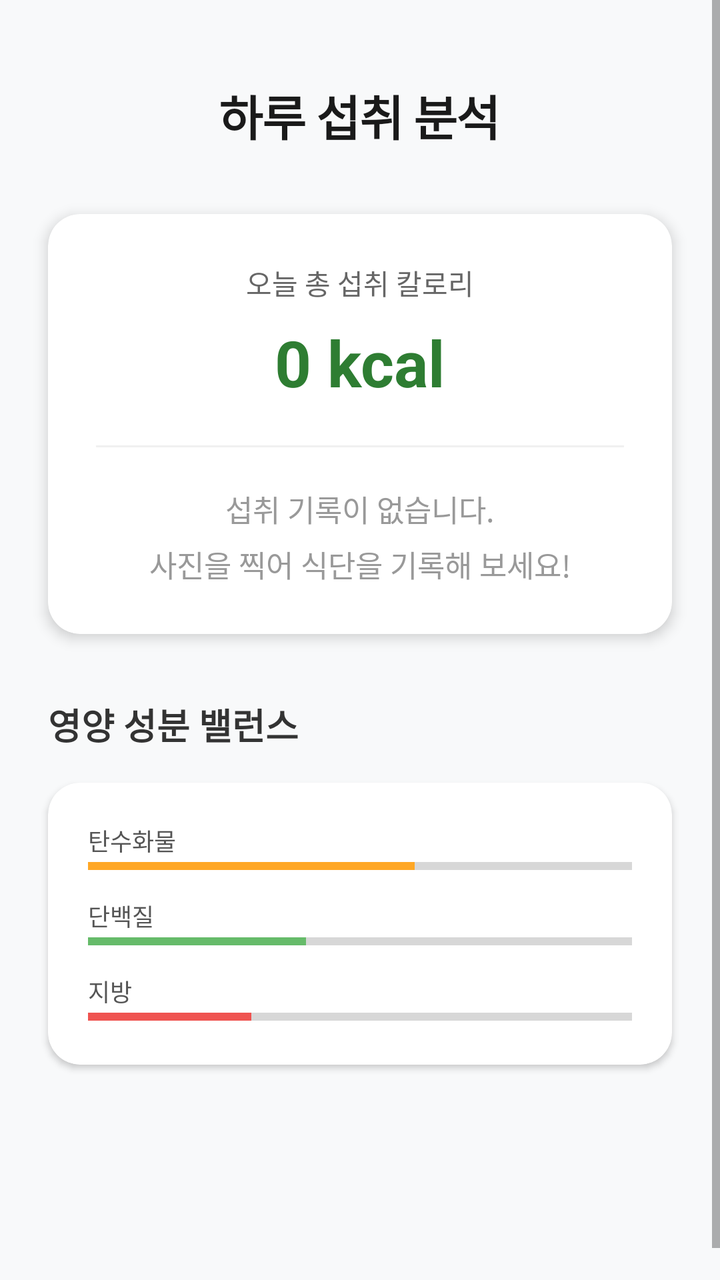
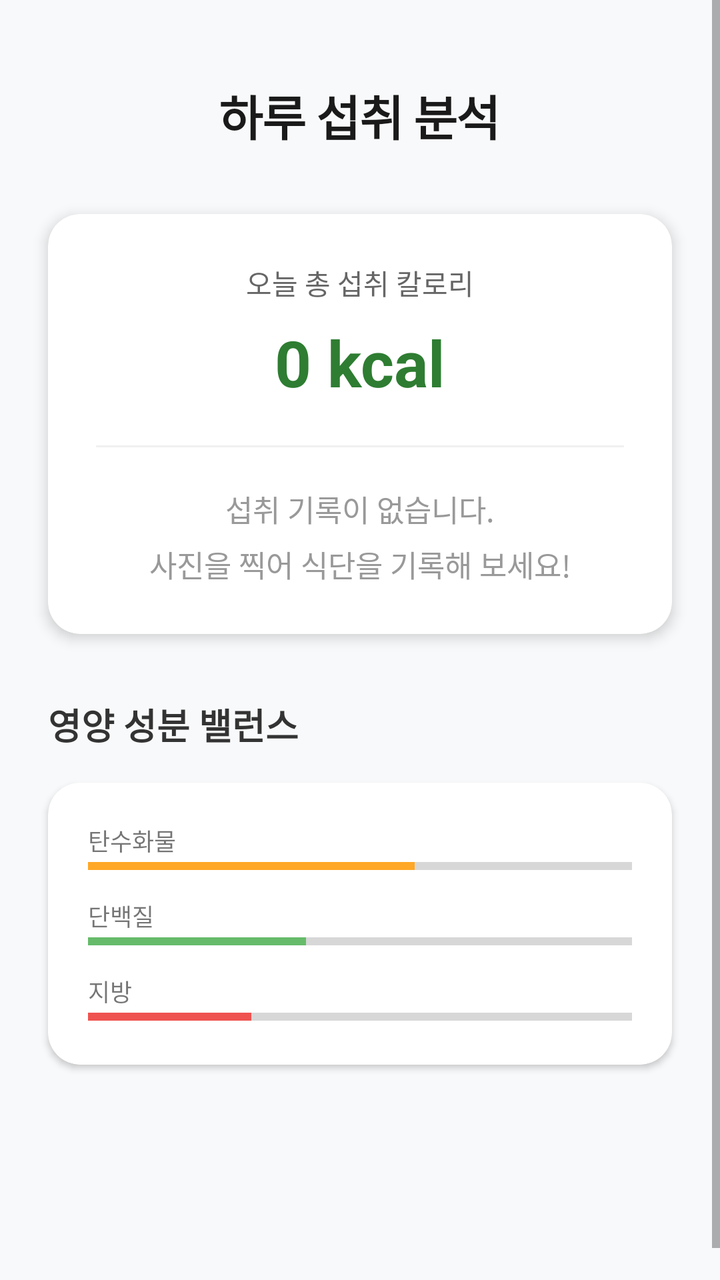

An Android layout rendered at two revisions. The XML below is the earlier revision; the diff shows what the commit changed to produce the second picture.
<!-- AndroidManifest.xml: application theme Theme.NutritionPredictorApp -->
<!-- res/layout/fragment_log.xml -->
<?xml version="1.0" encoding="utf-8"?>
<ScrollView xmlns:android="http://schemas.android.com/apk/res/android"
    xmlns:app="http://schemas.android.com/apk/res-auto"
    xmlns:tools="http://schemas.android.com/tools"
    android:layout_width="match_parent"
    android:layout_height="match_parent"
    android:fillViewport="true"
    android:background="#F8F9FA"
    android:clipToPadding="false"
    android:clipChildren="false"
    tools:context=".ui.log.LogFragment">

    <LinearLayout
        android:layout_width="match_parent"
        android:layout_height="wrap_content"
        android:gravity="center_horizontal"
        android:orientation="vertical"
        android:padding="24dp"
        android:clipToPadding="false"
        android:clipChildren="false">

        
        <TextView
            android:id="@+id/tv_log"
            android:layout_width="wrap_content"
            android:layout_height="wrap_content"
            android:layout_marginTop="16dp"
            android:layout_marginBottom="32dp"
            android:text="하루 섭취 분석"
            android:textColor="#1A1A1A"
            android:textSize="24sp"
            android:textStyle="bold"
            android:letterSpacing="-0.02" />

        
        <androidx.cardview.widget.CardView
            android:layout_width="match_parent"
            android:layout_height="wrap_content"
            app:cardCornerRadius="16dp"
            app:cardElevation="4dp"
            app:cardBackgroundColor="#FFFFFF">

            <LinearLayout
                android:layout_width="match_parent"
                android:layout_height="wrap_content"
                android:orientation="vertical"
                android:padding="24dp"
                android:gravity="center">

                <TextView
                    android:id="@+id/tv_today_intake"
                    android:layout_width="wrap_content"
                    android:layout_height="wrap_content"
                    android:text="오늘 총 섭취 칼로리"
                    android:textColor="#666666"
                    android:textSize="14sp" />

                
                <TextView
                    android:id="@+id/tv_today_calories"
                    android:layout_width="wrap_content"
                    android:layout_height="wrap_content"
                    android:layout_marginTop="8dp"
                    android:text="0 kcal"
                    android:textColor="#2E7D32"
                    android:textSize="32sp"
                    android:textStyle="bold" />

                <View
                    android:layout_width="match_parent"
                    android:layout_height="1dp"
                    android:background="#F0F0F0"
                    android:layout_marginVertical="20dp" />

                <TextView
                    android:id="@+id/tv_load_info"
                    android:layout_width="match_parent"
                    android:layout_height="wrap_content"
                    android:gravity="center"
                    android:lineSpacingExtra="6dp"
                    android:text="섭취 기록이 없습니다.\n사진을 찍어 식단을 기록해 보세요!"
                    android:textColor="#999999"
                    android:textSize="15sp" />

                <TextView
                    android:id="@+id/tv_today_food"
                    android:layout_width="wrap_content"
                    android:layout_height="wrap_content"
                    android:layout_marginTop="16dp"
                    android:text="오늘 먹은 음식 확인하기"
                    android:textColor="#4CAF50"
                    android:textStyle="bold"
                    android:textSize="15sp"
                    android:visibility="gone"
                    tools:visibility="visible" />

            </LinearLayout>
        </androidx.cardview.widget.CardView>

        
        <LinearLayout
            android:layout_width="match_parent"
            android:layout_height="wrap_content"
            android:layout_marginTop="32dp"
            android:orientation="vertical">

            <TextView
                android:layout_width="wrap_content"
                android:layout_height="wrap_content"
                android:text="영양 성분 밸런스"
                android:textColor="#333333"
                android:textSize="18sp"
                android:textStyle="bold"
                android:layout_marginBottom="16dp"
                android:layout_gravity="start"/>

            
            <androidx.cardview.widget.CardView
                android:layout_width="match_parent"
                android:layout_height="wrap_content"
                app:cardCornerRadius="16dp"
                app:cardElevation="2dp">

                <LinearLayout
                    android:layout_width="match_parent"
                    android:layout_height="wrap_content"
                    android:orientation="vertical"
                    android:padding="20dp">

                    
                    <TextView android:layout_width="wrap_content" android:layout_height="wrap_content" android:text="탄수화물" android:textSize="12sp" android:textColor="#555"/>
                    <ProgressBar style="?android:attr/progressBarStyleHorizontal" android:layout_width="match_parent" android:layout_height="8dp" android:progress="60" android:progressTint="#FFA726" android:layout_marginBottom="12dp"/>

                    
                    <TextView android:layout_width="wrap_content" android:layout_height="wrap_content" android:text="단백질" android:textSize="12sp" android:textColor="#555"/>
                    <ProgressBar style="?android:attr/progressBarStyleHorizontal" android:layout_width="match_parent" android:layout_height="8dp" android:progress="40" android:progressTint="#66BB6A" android:layout_marginBottom="12dp"/>

                    
                    <TextView android:layout_width="wrap_content" android:layout_height="wrap_content" android:text="지방" android:textSize="12sp" android:textColor="#555"/>
                    <ProgressBar style="?android:attr/progressBarStyleHorizontal" android:layout_width="match_parent" android:layout_height="8dp" android:progress="30" android:progressTint="#EF5350"/>

                </LinearLayout>
            </androidx.cardview.widget.CardView>
        </LinearLayout>

        
        <View
            android:layout_width="match_parent"
            android:layout_height="100dp" />

    </LinearLayout>
</ScrollView>
<!-- resources referenced by this layout -->
<resources>
  <style name="Theme.NutritionPredictorApp" parent="Theme.MaterialComponents.DayNight.DarkActionBar">
          
          <item name="colorPrimary">@color/purple_500</item>
          <item name="colorPrimaryVariant">@color/purple_700</item>
          <item name="colorOnPrimary">@color/white</item>
          
          <item name="colorSecondary">@color/teal_200</item>
          <item name="colorSecondaryVariant">@color/teal_700</item>
          <item name="colorOnSecondary">@color/black</item>
          
          <item name="android:statusBarColor">?attr/colorPrimaryVariant</item>
          
      </style>
  <color name="purple_500">#4CAF50</color>
  <color name="purple_700">#4CAF50</color>
  <color name="white">#FFFFFFFF</color>
  <color name="teal_200">#FF03DAC5</color>
  <color name="teal_700">#FF018786</color>
  <color name="black">#FF000000</color>
</resources>

<!-- the commit's change to res/layout/fragment_log.xml (unified diff, before → after) -->
@@ -37,8 +37,7 @@
             android:layout_width="match_parent"
             android:layout_height="wrap_content"
             app:cardCornerRadius="16dp"
-            app:cardElevation="4dp"
-            app:cardBackgroundColor="#FFFFFF">
+            app:cardElevation="4dp">
 
             <LinearLayout
                 android:layout_width="match_parent"
@@ -128,15 +127,15 @@
                     android:padding="20dp">
 
                     
-                    <TextView android:layout_width="wrap_content" android:layout_height="wrap_content" android:text="탄수화물" android:textSize="12sp" android:textColor="#555"/>
+                    <TextView android:layout_width="wrap_content" android:layout_height="wrap_content" android:text="탄수화물" android:textSize="12sp" />
                     <ProgressBar style="?android:attr/progressBarStyleHorizontal" android:layout_width="match_parent" android:layout_height="8dp" android:progress="60" android:progressTint="#FFA726" android:layout_marginBottom="12dp"/>
 
                     
-                    <TextView android:layout_width="wrap_content" android:layout_height="wrap_content" android:text="단백질" android:textSize="12sp" android:textColor="#555"/>
+                    <TextView android:layout_width="wrap_content" android:layout_height="wrap_content" android:text="단백질" android:textSize="12sp" />
                     <ProgressBar style="?android:attr/progressBarStyleHorizontal" android:layout_width="match_parent" android:layout_height="8dp" android:progress="40" android:progressTint="#66BB6A" android:layout_marginBottom="12dp"/>
 
                     
-                    <TextView android:layout_width="wrap_content" android:layout_height="wrap_content" android:text="지방" android:textSize="12sp" android:textColor="#555"/>
+                    <TextView android:layout_width="wrap_content" android:layout_height="wrap_content" android:text="지방" android:textSize="12sp"/>
                     <ProgressBar style="?android:attr/progressBarStyleHorizontal" android:layout_width="match_parent" android:layout_height="8dp" android:progress="30" android:progressTint="#EF5350"/>
 
                 </LinearLayout>
